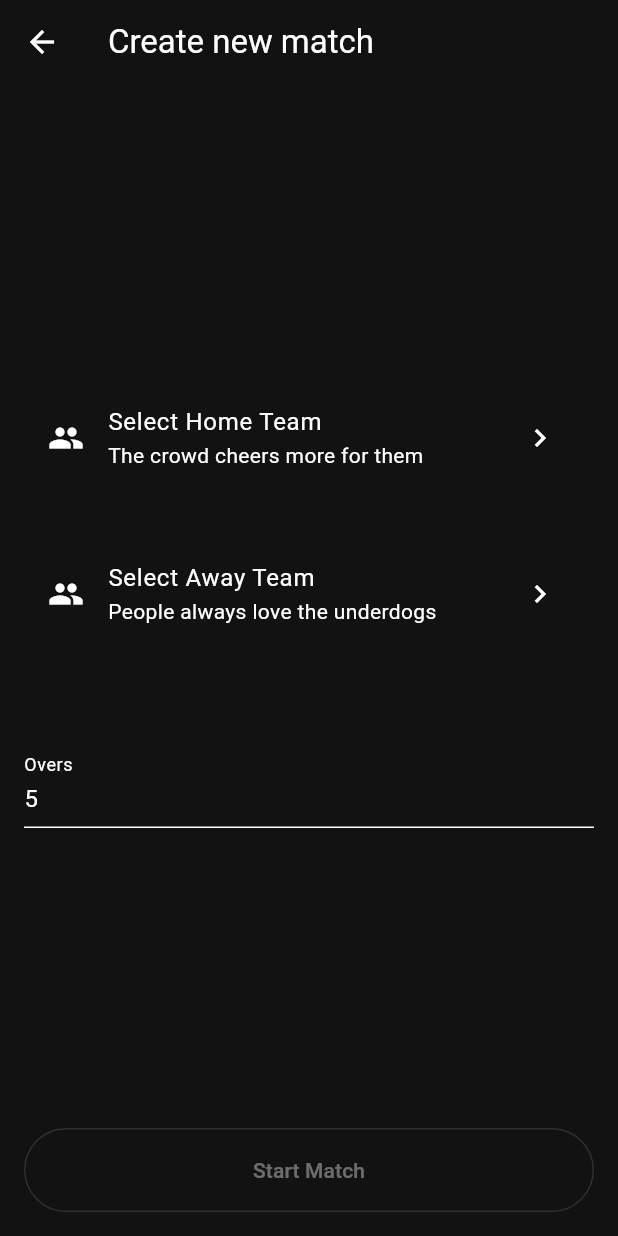
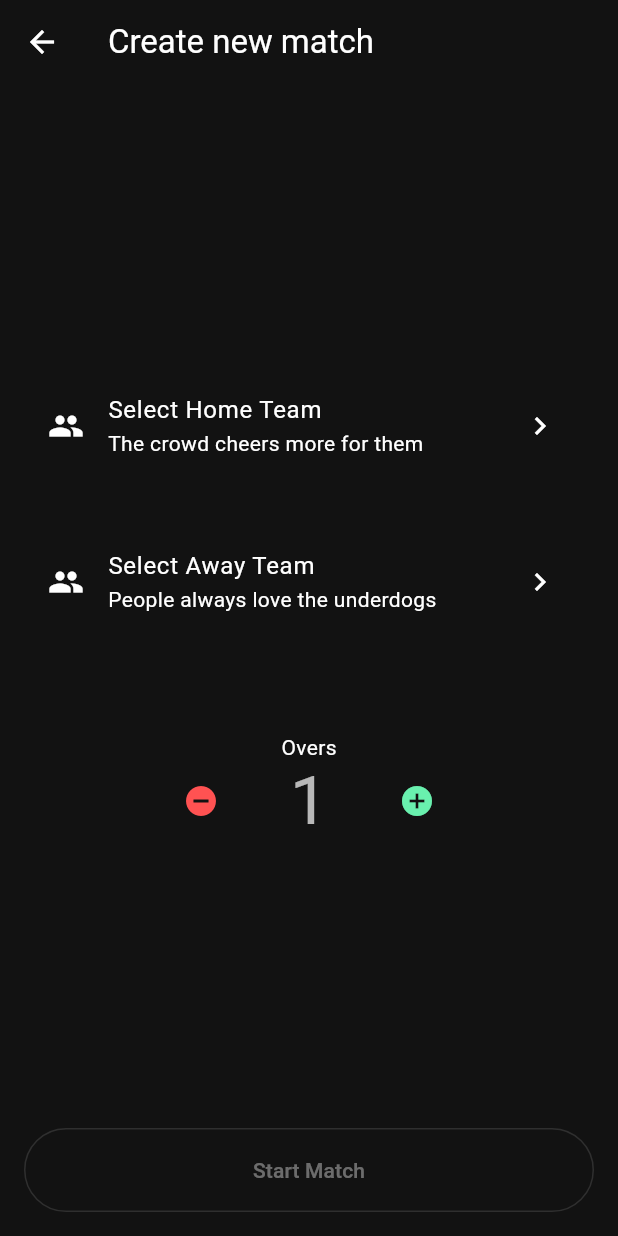
Before and after one commit to PlayPratz/Scorecard, a Flutter app: the screen it shows after launch, after a tap on the "add" icon, on a phone screen of 412 x 824 dp. Run offline on Flutter 3.47's test engine with Material 2 defaults, Android fonts, the phone set to English and light mode, and no system bars; our stand-ins replace google_fonts, hive_flutter, image_picker; accounts and stored records are empty; Roboto replaces fonts that are missing (Ubuntu).

Commit message:
Code improvements, minor bug fixes

```diff
--- a/lib/screens/match/create_match.dart
+++ b/lib/screens/match/create_match.dart
@@ -1,5 +1,7 @@
 import 'package:flutter/material.dart';
+import 'package:scorecard/screens/team/create_team.dart';
 import 'package:scorecard/screens/team/team_list.dart';
+import 'package:scorecard/screens/widgets/number_picker.dart';
 import 'package:scorecard/services/storage_service.dart';
 
 import '../../models/cricket_match.dart';
@@ -34,7 +36,6 @@ class _CreateMatchFormState extends State<CreateMatchForm> {
 
   @override
   void initState() {
-    // TODO: implement initState
     super.initState();
     _selectedHomeTeam = widget.homeTeam;
     _selectedAwayTeam = widget.awayTeam;
@@ -99,20 +100,12 @@ class _CreateMatchFormState extends State<CreateMatchForm> {
   }
 
   Widget _wSelectOvers() {
-    return Elements.getTextInput(
-      Strings.createMatchOvers,
-      Strings.createMatchOversHint,
-      (value) {
-        setState(() {
-          if (value.isNotEmpty) {
-            _overs = int.parse(value);
-          } else {
-            _overs = -1;
-          }
-        });
-      },
-      _overs.toString(),
-      TextInputType.number,
+    return SizedBox(
+      width: 192,
+      child: Column(children: [
+        Text(Strings.createMatchOvers),
+        NumberPicker(min: 1, onChange: (value) => _overs = value)
+      ]),
     );
   }
 
@@ -134,14 +127,7 @@ class _CreateMatchFormState extends State<CreateMatchForm> {
     Function(Team) onSelectTeam,
   ) async {
     Team? chosenTeam = await Utils.goToPage(
-      TitledPage(
-        title: Strings.chooseTeam,
-        child: TeamList(
-          teamList: StorageService.getAllTeams(),
-          onSelectTeam: (team) => Utils.goBack(context, team),
-          onCreateTeam: (team) => Utils.goBack(context, team),
-        ),
-      ),
+      CreateTeamForm(),
       context,
     );
     if (chosenTeam != null) {
--- a/lib/screens/match/innings_init.dart
+++ b/lib/screens/match/innings_init.dart
@@ -111,8 +111,8 @@ class _InningsInitScreenState extends State<InningsInitScreen> {
                   ChangeNotifierProvider(
                     create: (context) => InningsManager(
                       widget.match.currentInnings,
-                      batter: batter,
-                      nsbatter: nsbatter,
+                      batter1: batter,
+                      batter2: nsbatter,
                       bowler: bowler,
                     ),
                     child: MatchInterface(match: widget.match),
--- a/lib/screens/match/innings_play_screen/input_choosers.dart
+++ b/lib/screens/match/innings_play_screen/input_choosers.dart
@@ -104,7 +104,7 @@ class WicketChooser extends StatelessWidget {
     Wicket? selectedWicket = await Utils.goToPage(
         WicketSelector(
           bowler: inningsManager.bowler!.bowler, //TODO solve jugaad
-          striker: inningsManager.batter!.batter,
+          striker: inningsManager.striker!.batter,
           fieldingTeam: inningsManager.innings.bowlingTeam,
           battingTeam: inningsManager.innings.battingTeam,
         ),
--- a/lib/screens/match/match_list.dart
+++ b/lib/screens/match/match_list.dart
@@ -128,7 +128,7 @@ void handleOpenMatch(CricketMatch match, BuildContext context) {
           ChangeNotifierProvider<InningsManager>(
             create: (context) => InningsManager(
               match.currentInnings,
-              batter: batter,
+              batter1: batter,
               bowler: bowler,
             ),
             child: MatchInterface(match: match),
--- /dev/null
+++ b/lib/screens/widgets/number_picker.dart
@@ -0,0 +1,61 @@
+import 'package:flutter/material.dart';
+
+class NumberPicker extends StatefulWidget {
+  final int min;
+  final int max;
+  final void Function(int value)? onChange;
+  const NumberPicker({super.key, this.min = 0, this.max = 128, this.onChange});
+
+  @override
+  State<NumberPicker> createState() => _NumberPickerState();
+}
+
+class _NumberPickerState extends State<NumberPicker> {
+  int number = 0;
+  @override
+  void initState() {
+    super.initState();
+    number = widget.min;
+  }
+
+  @override
+  Widget build(BuildContext context) {
+    if (widget.onChange != null) widget.onChange!(number);
+    return Row(
+      mainAxisAlignment: MainAxisAlignment.spaceBetween,
+      children: [
+        InkWell(
+          onLongPress: () => setState(() {
+            number = widget.min;
+          }),
+          child: IconButton(
+              onPressed: () => setState(() {
+                    if (number > widget.min) number--;
+                  }),
+              icon: const Icon(
+                Icons.remove_circle,
+                color: Colors.redAccent,
+              )),
+        ),
+        // PageView(),
+        Text(
+          number.toString(),
+          style: Theme.of(context).textTheme.displayMedium,
+        ),
+        InkWell(
+          onLongPress: () => setState(() {
+            number = widget.max;
+          }),
+          child: IconButton(
+              onPressed: () => setState(() {
+                    if (number < widget.max) number++;
+                  }),
+              icon: const Icon(
+                Icons.add_circle,
+                color: Colors.greenAccent,
+              )),
+        ),
+      ],
+    );
+  }
+}
--- a/lib/util/utils.dart
+++ b/lib/util/utils.dart
@@ -1,5 +1,4 @@
 import 'dart:io';
-import 'dart:ui';
 
 import 'package:flutter/material.dart';
 import 'package:image_picker/image_picker.dart';
```
Also changed, not shown: lib/screens/match/innings_play_screen/match_screen.dart (+8 -5 lines), lib/screens/match/innings_play_screen/players_on_pitch.dart (+34 -13 lines), lib/screens/match/match_tile.dart (+8 -7 lines), lib/screens/match/scorecard.dart (+5 -4 lines), lib/screens/player/player_list.dart (+17 -0 lines), lib/screens/team/create_team.dart (+2 -17 lines), lib/state_managers/innings_manager.dart (+35 -15 lines).
